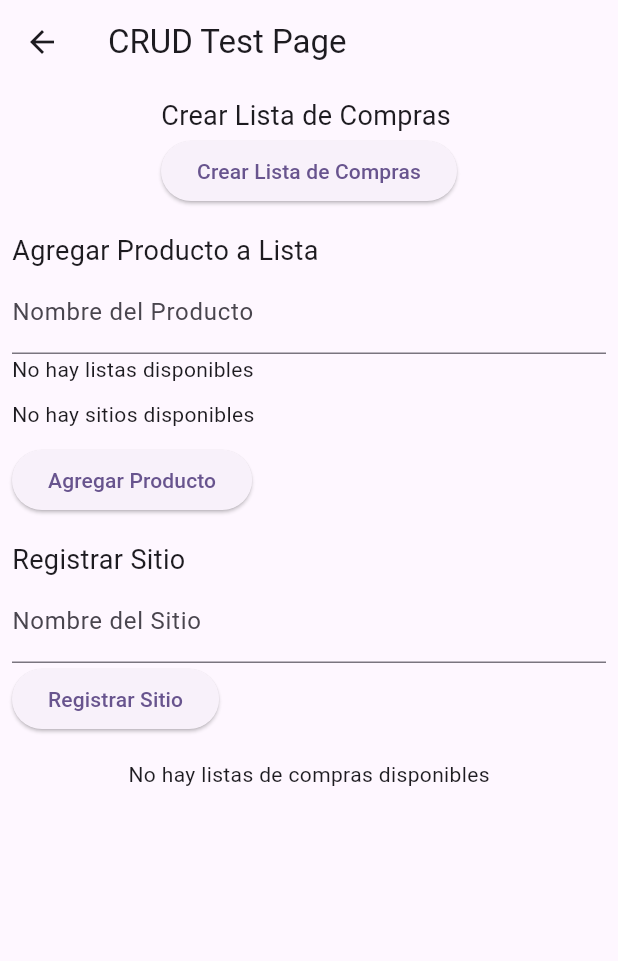
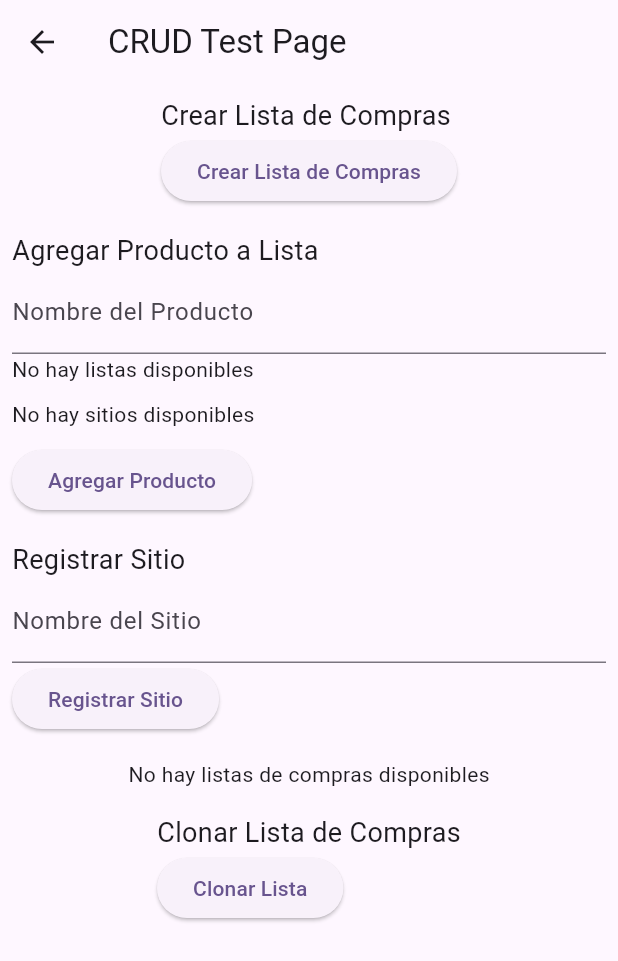
Before and after one commit to Santiago1104/ProyectoFinalApliMovil, a Flutter app: the CRUDTestPage screen opened directly, on a phone screen of 412 x 824 dp. Shown: the top 961 px of the screen. Run offline on Flutter 3.47's test engine with Material 3 defaults, Android fonts, the phone set to English and light mode, and no system bars; our stand-ins replace cloud_firestore, firebase_core; accounts and stored records are empty.

Commit message:
Se añadio el boton clonar

```diff
--- a/lib/main.dart
+++ b/lib/main.dart
@@ -83,4 +83,5 @@ class MyHomePage extends StatelessWidget {
       ),
     );
   }
+
 }
--- a/lib/pages/CRUDTestPage.dart
+++ b/lib/pages/CRUDTestPage.dart
@@ -28,6 +28,7 @@ class _CRUDTestPageState extends State<CRUDTestPage> {
   // Crear nueva lista
   void _createNewList() async {
     await createNewList();
+    ScaffoldMessenger.of(context).showSnackBar(SnackBar(content: Text("Lista de compras creada")));
   }
 
   // Agregar producto a una lista
@@ -46,6 +47,18 @@ class _CRUDTestPageState extends State<CRUDTestPage> {
     if (_siteNameController.text.isNotEmpty) {
       await addSite(_siteNameController.text);
       _siteNameController.clear();
+      ScaffoldMessenger.of(context).showSnackBar(SnackBar(content: Text("Sitio registrado")));
+    }
+  }
+
+  // Clonar una lista
+  void _cloneShoppingList() async {
+    if (selectedListId != null) {
+      await cloneShoppingList(selectedListId!);  // Usa el id de la lista seleccionada
+      ScaffoldMessenger.of(context).showSnackBar(SnackBar(content: Text("Lista clonada")));
+      setState(() {});
+    } else {
+      ScaffoldMessenger.of(context).showSnackBar(SnackBar(content: Text("Por favor, selecciona una lista")));
     }
   }
 
@@ -83,7 +96,7 @@ class _CRUDTestPageState extends State<CRUDTestPage> {
                     controller: _productNameController,
                     decoration: InputDecoration(labelText: "Nombre del Producto"),
                   ),
-                  StreamBuilder<List<Map<String, dynamic>>>(
+                  StreamBuilder<List<Map<String, dynamic>>>(  // Muestra las listas disponibles
                     stream: readLists(),
                     builder: (context, snapshot) {
                       if (snapshot.connectionState == ConnectionState.waiting) {
@@ -113,7 +126,7 @@ class _CRUDTestPageState extends State<CRUDTestPage> {
                   ),
                   SizedBox(height: 10),
 
-                  StreamBuilder<List<Site>>(
+                  StreamBuilder<List<Site>>(  // Muestra los sitios disponibles
                     stream: readSites(),
                     builder: (context, snapshot) {
                       if (snapshot.connectionState == ConnectionState.waiting) {
@@ -175,7 +188,7 @@ class _CRUDTestPageState extends State<CRUDTestPage> {
               padding: const EdgeInsets.all(8.0),
               child: Column(
                 children: [
-                  StreamBuilder<List<Map<String, dynamic>>>(
+                  StreamBuilder<List<Map<String, dynamic>>>(  // Muestra las listas de compras
                     stream: readLists(),
                     builder: (context, snapshot) {
                       if (snapshot.connectionState == ConnectionState.waiting) {
@@ -205,7 +218,7 @@ class _CRUDTestPageState extends State<CRUDTestPage> {
                     },
                   ),
                   if (selectedListId != null)
-                    StreamBuilder<List<Product>>(
+                    StreamBuilder<List<Product>>(  // Muestra los productos de la lista seleccionada
                       stream: readProducts(selectedListId!),
                       builder: (context, snapshot) {
                         if (snapshot.connectionState == ConnectionState.waiting) {
@@ -231,6 +244,21 @@ class _CRUDTestPageState extends State<CRUDTestPage> {
                 ],
               ),
             ),
+
+            // Clonar lista de compras
+            Padding(
+              padding: const EdgeInsets.all(8.0),
+              child: Column(
+                crossAxisAlignment: CrossAxisAlignment.start,
+                children: [
+                  Text("Clonar Lista de Compras", style: TextStyle(fontSize: 18)),
+                  ElevatedButton(
+                    onPressed: _cloneShoppingList,
+                    child: Text("Clonar Lista"),
+                  ),
+                ],
+              ),
+            ),
           ],
         ),
       ),
--- a/lib/services/firebase_service.dart
+++ b/lib/services/firebase_service.dart
@@ -1,13 +1,11 @@
 import 'package:cloud_firestore/cloud_firestore.dart';
-
 import '../models/Product.dart';
 import '../models/ShoppingList.dart';
 import '../models/Site.dart';
 
 FirebaseFirestore database = FirebaseFirestore.instance;
 
-//crear una lista
-
+// Crear una lista
 Future<void> createNewList() async {
   try {
     await database.collection('lista_compras').add({
@@ -19,39 +17,34 @@ Future<void> createNewList() async {
   }
 }
 
-// leer todas las listas
-
+// Leer todas las listas
 Stream<List<Map<String, dynamic>>> readLists() {
   return database.collection('lista_compras').orderBy('FechaRegistro', descending: true).snapshots().map(
         (snapshot) => snapshot.docs.map((doc) => {'id': doc.id, ...doc.data() as Map<String, dynamic>}).toList(),
   );
 }
 
-
-//actualizar lista
-
+// Actualizar lista
 Future<void> updateShoppingList(ShoppingList list) async {
   try {
-    await database.collection('listas_compras').doc(list.id).update(list.toMap());
+    await database.collection('lista_compras').doc(list.id).update(list.toMap());
     print("Lista actualizada exitosamente.");
   } catch (e) {
     print("Error al actualizar la lista: $e");
   }
 }
 
-// eliminar lista
-
+// Eliminar lista
 Future<void> deleteShoppingList(String listId) async {
   try {
-    await database.collection('listas_compras').doc(listId).delete();
+    await database.collection('lista_compras').doc(listId).delete();
     print("Lista eliminada exitosamente.");
   } catch (e) {
     print("Error al eliminar la lista: $e");
   }
 }
 
-// crear  producto
-
+// Crear producto
 Future<void> addProductToList(String idLista, String nombreProducto, String idSitio) async {
   try {
     await database.collection('elementoslista').add({
@@ -65,19 +58,16 @@ Future<void> addProductToList(String idLista, String nombreProducto, String idSi
   }
 }
 
-
-// leer productos de lista
-
+// Leer productos de lista
 Stream<List<Product>> readProducts(String listId) {
-  return database.collection('listas_compras').doc(listId).collection('elementos').snapshots().map((snapshot) {
+  return database.collection('lista_compras').doc(listId).collection('elementos').snapshots().map((snapshot) {
     return snapshot.docs.map((doc) {
       return Product.fromFirestore(doc.data() as Map<String, dynamic>, doc.id);
     }).toList();
   });
 }
 
-//actualizar productos de lista
-
+// Actualizar producto
 Future<void> updateProduct(String idProducto, String nuevoNombre, String nuevoIdSitio) async {
   try {
     await database.collection('elementoslista').doc(idProducto).update({
@@ -90,9 +80,7 @@ Future<void> updateProduct(String idProducto, String nuevoNombre, String nuevoId
   }
 }
 
-
-//eliminar productos
-
+// Eliminar producto
 Future<void> deleteProduct(String idProducto) async {
   try {
     await database.collection('elementoslista').doc(idProducto).delete();
@@ -102,9 +90,7 @@ Future<void> deleteProduct(String idProducto) async {
   }
 }
 
-
 // Crear un sitio
-
 Future<void> addSite(String nombreSitio) async {
   try {
     Site newSite = Site(
@@ -114,7 +100,6 @@ Future<void> addSite(String nombreSitio) async {
     );
 
     await database.collection('sitios').add(newSite.toMap());
-
     print("Sitio registrado.");
   } catch (e) {
     print("Error al registrar el sitio: $e");
@@ -130,10 +115,10 @@ Stream<List<Site>> readSites() {
       .map((doc) => Site.fromFirestore(doc.data(), doc.id))
       .toList());
 }
+
 // Actualizar un sitio
 Future<void> updateSite(Site site) async {
   try {
-    // Usar el ID del sitio para encontrar el documento y actualizarlo
     await database.collection('sitios').doc(site.id).update(site.toMap());
     print("Sitio actualizado.");
   } catch (e) {
@@ -144,10 +129,49 @@ Future<void> updateSite(Site site) async {
 // Eliminar un sitio
 Future<void> deleteSite(String siteId) async {
   try {
-    // Usar el ID del sitio para eliminar el documento de Firestore
     await database.collection('sitios').doc(siteId).delete();
     print("Sitio eliminado.");
   } catch (e) {
     print("Error al eliminar el sitio: $e");
   }
 }
+
+// Clonar una lista
+Future<void> cloneShoppingList(String listId) async {
+  try {
+    // Leer la lista original
+    DocumentSnapshot listSnapshot = await database.collection('lista_compras').doc(listId).get();
+
+    if (!listSnapshot.exists) {
+      print("La lista no existe.");
+      return;
+    }
+
+    // Crear una nueva lista con la misma información
+    var originalList = listSnapshot.data() as Map<String, dynamic>;
+    DocumentReference newListRef = await database.collection('lista_compras').add({
+      'FechaRegistro': DateTime.now().toIso8601String(),
+    });
+
+    // Leer los productos de la lista original
+    QuerySnapshot productSnapshot = await database
+        .collection('lista_compras')
+        .doc(listId)
+        .collection('elementos')
+        .get();
+
+    // Clonar cada producto en la nueva lista
+    for (var productDoc in productSnapshot.docs) {
+      var productData = productDoc.data() as Map<String, dynamic>;
+      await database
+          .collection('lista_compras')
+          .doc(newListRef.id)
+          .collection('elementos')
+          .add(productData);
+    }
+
+    print("Lista clonada exitosamente.");
+  } catch (e) {
+    print("Error al clonar la lista: $e");
+  }
+}
```
Also changed, not shown: lib/pages/SiteListPage.dart (+15 -2 lines), pubspec.lock.
